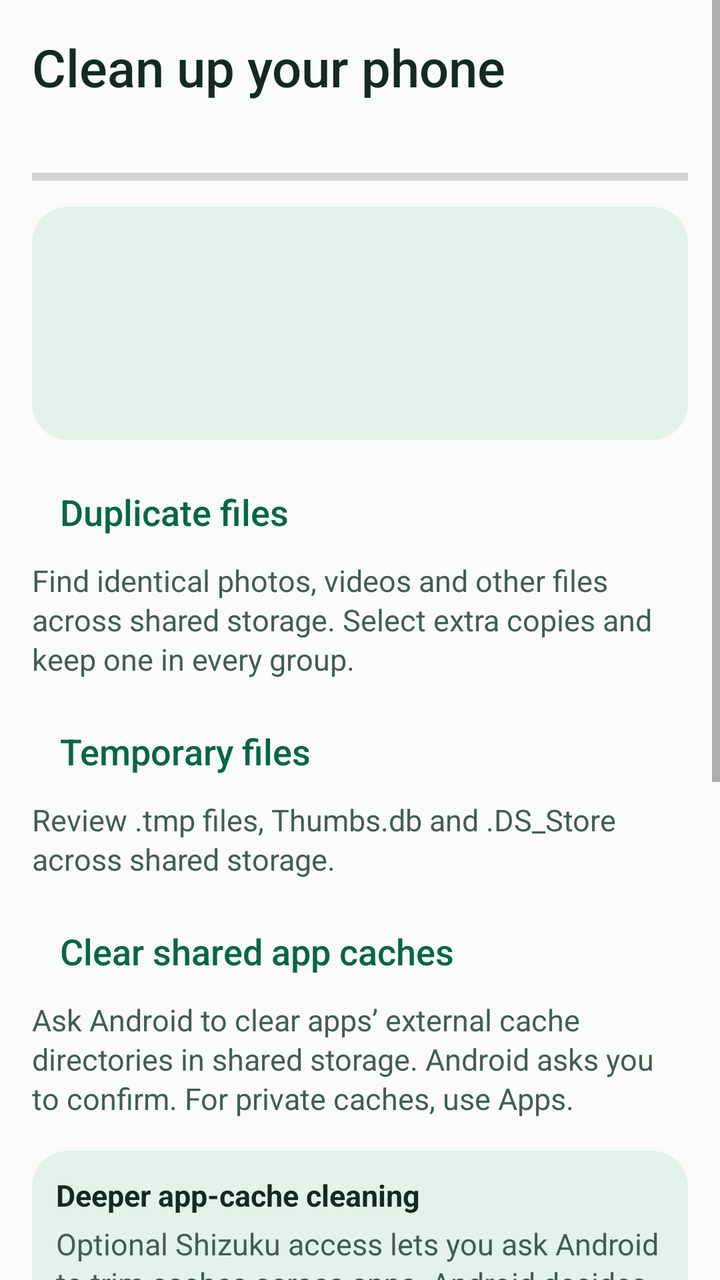
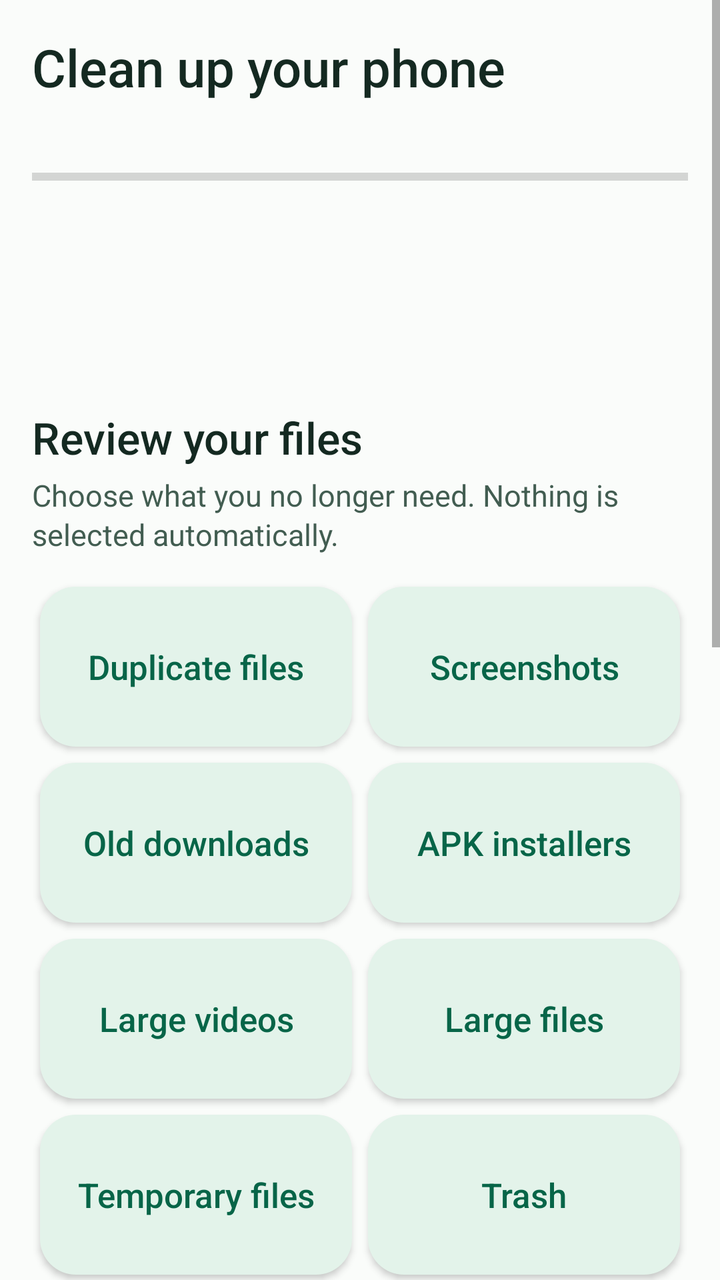

An Android layout rendered at two revisions. The XML below is the earlier revision; the diff shows what the commit changed to produce the second picture.
<!-- AndroidManifest.xml: application theme AppTheme -->
<!-- res/layout/page_storage.xml -->
<ScrollView xmlns:android="http://schemas.android.com/apk/res/android"
    android:layout_width="match_parent" android:layout_height="match_parent">
    <LinearLayout android:layout_width="match_parent" android:layout_height="wrap_content"
        android:orientation="vertical" android:padding="16dp">
        <TextView style="@style/PageTitle" android:text="@string/storage_title" android:textSize="26sp" />
        <TextView android:id="@+id/storage_size" style="@style/BodyText" android:layout_marginTop="6dp" />
        <ProgressBar android:id="@+id/storage_progress" style="?android:attr/progressBarStyleHorizontal"
            android:layout_width="match_parent" android:layout_height="6dp" android:layout_marginTop="8dp" android:max="1000" />
        <LinearLayout android:layout_width="match_parent" android:layout_height="wrap_content"
            android:orientation="vertical" android:padding="12dp" android:layout_marginTop="12dp"
            android:background="@drawable/folder_panel">
            <TextView android:id="@+id/access_status" style="@style/BodyText" android:textColor="@color/ink" android:textStyle="bold" />
            <TextView android:id="@+id/access_description" style="@style/BodyText" android:layout_marginTop="4dp" />
            <Button android:id="@+id/manage_access" style="@style/TextButton" android:layout_width="match_parent"
                android:layout_height="wrap_content" android:gravity="start|center_vertical" />
        </LinearLayout>
        <Button android:id="@+id/duplicates" style="@style/ToolButton" android:text="@string/duplicates" />
        <TextView style="@style/BodyText" android:text="@string/duplicates_description" />
        <Button android:id="@+id/junk" style="@style/ToolButton" android:text="@string/junk" />
        <TextView style="@style/BodyText" android:text="@string/junk_description" />
        <Button android:id="@+id/shared_cache" style="@style/ToolButton" android:text="@string/clear_shared_cache" />
        <TextView android:id="@+id/shared_cache_description" style="@style/BodyText" android:text="@string/shared_cache_description" />
        <LinearLayout android:layout_width="match_parent" android:layout_height="wrap_content"
            android:orientation="vertical" android:padding="12dp" android:layout_marginTop="16dp"
            android:background="@drawable/folder_panel">
            <TextView style="@style/BodyText" android:text="@string/deep_cache_title" android:textStyle="bold" android:textColor="@color/ink" />
            <TextView style="@style/BodyText" android:text="@string/deep_cache_body" android:layout_marginTop="4dp" />
            <TextView android:id="@+id/deep_status" style="@style/BodyText" android:layout_marginTop="8dp" android:accessibilityLiveRegion="polite" />
            <Button android:id="@+id/deep_connect" style="@style/TextButton" android:layout_width="match_parent" android:layout_height="wrap_content" />
            <Button android:id="@+id/deep_clean" style="@style/TextButton" android:layout_width="match_parent" android:layout_height="wrap_content" android:text="@string/deep_cache_action" />
            <Button android:id="@+id/deep_guide" style="@style/TextButton" android:layout_width="match_parent" android:layout_height="wrap_content" android:text="@string/deep_setup_guide" />
            <TextView android:id="@+id/deep_result" style="@style/BodyText" android:layout_marginTop="8dp" android:visibility="gone" />
        </LinearLayout>
        <Button android:id="@+id/large" style="@style/ToolButton" android:text="@string/large" />
        <TextView style="@style/BodyText" android:text="@string/large_description" />
        <TextView style="@style/BodyText" android:layout_marginTop="16dp" android:text="@string/storage_scope" />
    </LinearLayout>
</ScrollView>
<!-- resources referenced by this layout -->
<resources>
  <color name="ink">#142921</color>
  <!-- drawable folder_panel (drawable) -->
  <shape xmlns:android="http://schemas.android.com/apk/res/android">
      <solid android:color="@color/panel" />
      <corners android:radius="18dp" />
  </shape>
  <string name="clear_shared_cache">Clear shared app caches</string>
  <string name="deep_cache_action">Trim app caches with Shizuku</string>
  <string name="deep_cache_body">Optional Shizuku access lets you ask Android to trim caches across apps. Android decides which caches it can remove.</string>
  <string name="deep_cache_title">Deeper app-cache cleaning</string>
  <string name="deep_setup_guide">Shizuku setup guide</string>
  <string name="duplicates">Duplicate files</string>
  <string name="duplicates_description">Find identical photos, videos and other files across shared storage. Select extra copies and keep one in every group.</string>
  <string name="junk">Temporary files</string>
  <string name="junk_description">Review .tmp files, Thumbs.db and .DS_Store across shared storage.</string>
  <string name="large">Large files</string>
  <string name="large_description">Find files of 100 MiB or more and choose what to remove.</string>
  <string name="shared_cache_description">Ask Android to clear apps’ external cache directories in shared storage. Android asks you to confirm. For private caches, use Apps.</string>
  <string name="storage_scope">Scan shared internal storage and accessible SD cards. Android protects app-private data and system files.</string>
  <string name="storage_title">Clean up your phone</string>
  <style name="BodyText">
          <item name="android:layout_width">match_parent</item>
          <item name="android:layout_height">wrap_content</item>
          <item name="android:textSize">15sp</item>
          <item name="android:textColor">@color/body</item>
          <item name="android:lineSpacingExtra">2dp</item>
      </style>
  <style name="PageTitle">
          <item name="android:layout_width">match_parent</item>
          <item name="android:layout_height">wrap_content</item>
          <item name="android:textSize">30sp</item>
          <item name="android:textColor">@color/ink</item>
          <item name="android:fontFamily">sans-serif-medium</item>
      </style>
  <style name="TextButton" parent="@android:style/Widget.Material.Button.Borderless">
          <item name="android:textAllCaps">false</item>
          <item name="android:textColor">@color/accent</item>
          <item name="android:minHeight">48dp</item>
      </style>
  <style name="AppTheme" parent="@style/DayThemeBase" />
  <color name="panel">#E3F3EA</color>
  <color name="body">#425D51</color>
  <color name="accent">#076548</color>
  <style name="DayThemeBase" parent="@android:style/Theme.Material.Light.NoActionBar">
          <item name="android:colorAccent">@color/accent</item>
          <item name="android:windowBackground">@color/surface</item>
          <item name="android:statusBarColor">@color/surface</item>
          <item name="android:windowLightStatusBar">true</item>
      </style>
  <color name="surface">#FAFCFA</color>
  <!-- unchanged entries left out for length: 1 -->
</resources>

<!-- the commit's change to res/layout/page_storage.xml (unified diff, before → after) -->
@@ -6,18 +6,25 @@
         <TextView android:id="@+id/storage_size" style="@style/BodyText" android:layout_marginTop="6dp" />
         <ProgressBar android:id="@+id/storage_progress" style="?android:attr/progressBarStyleHorizontal"
             android:layout_width="match_parent" android:layout_height="6dp" android:layout_marginTop="8dp" android:max="1000" />
-        <LinearLayout android:layout_width="match_parent" android:layout_height="wrap_content"
-            android:orientation="vertical" android:padding="12dp" android:layout_marginTop="12dp"
-            android:background="@drawable/folder_panel">
-            <TextView android:id="@+id/access_status" style="@style/BodyText" android:textColor="@color/ink" android:textStyle="bold" />
-            <TextView android:id="@+id/access_description" style="@style/BodyText" android:layout_marginTop="4dp" />
-            <Button android:id="@+id/manage_access" style="@style/TextButton" android:layout_width="match_parent"
-                android:layout_height="wrap_content" android:gravity="start|center_vertical" />
-        </LinearLayout>
-        <Button android:id="@+id/duplicates" style="@style/ToolButton" android:text="@string/duplicates" />
-        <TextView style="@style/BodyText" android:text="@string/duplicates_description" />
-        <Button android:id="@+id/junk" style="@style/ToolButton" android:text="@string/junk" />
-        <TextView style="@style/BodyText" android:text="@string/junk_description" />
+        <TextView android:id="@+id/access_status" style="@style/BodyText" android:layout_marginTop="12dp" android:textColor="@color/accent" android:textStyle="bold" />
+        <TextView android:id="@+id/access_description" style="@style/BodyText" android:layout_marginTop="4dp" />
+        <Button android:id="@+id/manage_access" style="@style/TextButton" android:layout_width="wrap_content"
+            android:layout_height="wrap_content" android:gravity="start|center_vertical" />
+        <TextView style="@style/PageTitle" android:text="@string/review_files_title" android:textSize="22sp" android:layout_marginTop="8dp" />
+        <TextView style="@style/BodyText" android:text="@string/review_files_hint" android:layout_marginTop="4dp" />
+        <GridLayout android:layout_width="match_parent" android:layout_height="wrap_content" android:columnCount="2" android:layout_marginTop="12dp">
+            <Button android:id="@+id/duplicates" style="@style/ScanCard" android:text="@string/duplicates" />
+            <Button android:id="@+id/screenshots" style="@style/ScanCard" android:text="@string/screenshots" />
+            <Button android:id="@+id/old_downloads" style="@style/ScanCard" android:text="@string/old_downloads" />
+            <Button android:id="@+id/apk_installers" style="@style/ScanCard" android:text="@string/apk_installers" />
+            <Button android:id="@+id/large_videos" style="@style/ScanCard" android:text="@string/large_videos" />
+            <Button android:id="@+id/large" style="@style/ScanCard" android:text="@string/large" />
+            <Button android:id="@+id/junk" style="@style/ScanCard" android:text="@string/junk" />
+            <Button android:id="@+id/trash" style="@style/ScanCard" android:text="@string/trash_title" />
+        </GridLayout>
+        <Button android:id="@+id/download_age" style="@style/TextButton" android:layout_width="wrap_content" android:layout_height="wrap_content" />
+        <TextView android:id="@+id/download_age_description" style="@style/BodyText" />
+        <Button android:id="@+id/protected_folders" style="@style/TextButton" android:layout_width="match_parent" android:layout_height="wrap_content" android:gravity="start|center_vertical" android:text="@string/protected_folders" />
         <Button android:id="@+id/shared_cache" style="@style/ToolButton" android:text="@string/clear_shared_cache" />
         <TextView android:id="@+id/shared_cache_description" style="@style/BodyText" android:text="@string/shared_cache_description" />
         <LinearLayout android:layout_width="match_parent" android:layout_height="wrap_content"
@@ -31,8 +38,6 @@
             <Button android:id="@+id/deep_guide" style="@style/TextButton" android:layout_width="match_parent" android:layout_height="wrap_content" android:text="@string/deep_setup_guide" />
             <TextView android:id="@+id/deep_result" style="@style/BodyText" android:layout_marginTop="8dp" android:visibility="gone" />
         </LinearLayout>
-        <Button android:id="@+id/large" style="@style/ToolButton" android:text="@string/large" />
-        <TextView style="@style/BodyText" android:text="@string/large_description" />
         <TextView style="@style/BodyText" android:layout_marginTop="16dp" android:text="@string/storage_scope" />
     </LinearLayout>
 </ScrollView>
<!-- resource entries referenced after the edit -->
@@ -6,20 +6,25 @@
       <solid android:color="@color/panel" />
       <corners android:radius="18dp" />
   </shape>
+  <string name="apk_installers">APK installers</string>
   <string name="clear_shared_cache">Clear shared app caches</string>
   <string name="deep_cache_action">Trim app caches with Shizuku</string>
   <string name="deep_cache_body">Optional Shizuku access lets you ask Android to trim caches across apps. Android decides which caches it can remove.</string>
   <string name="deep_cache_title">Deeper app-cache cleaning</string>
   <string name="deep_setup_guide">Shizuku setup guide</string>
   <string name="duplicates">Duplicate files</string>
-  <string name="duplicates_description">Find identical photos, videos and other files across shared storage. Select extra copies and keep one in every group.</string>
   <string name="junk">Temporary files</string>
-  <string name="junk_description">Review .tmp files, Thumbs.db and .DS_Store across shared storage.</string>
   <string name="large">Large files</string>
-  <string name="large_description">Find files of 100 MiB or more and choose what to remove.</string>
+  <string name="large_videos">Large videos</string>
+  <string name="old_downloads">Old downloads</string>
+  <string name="protected_folders">Protected folders</string>
+  <string name="review_files_hint">Choose what you no longer need. Nothing is selected automatically.</string>
+  <string name="review_files_title">Review your files</string>
+  <string name="screenshots">Screenshots</string>
   <string name="shared_cache_description">Ask Android to clear apps’ external cache directories in shared storage. Android asks you to confirm. For private caches, use Apps.</string>
   <string name="storage_scope">Scan shared internal storage and accessible SD cards. Android protects app-private data and system files.</string>
   <string name="storage_title">Clean up your phone</string>
+  <string name="trash_title">Trash</string>
   <style name="BodyText">
           <item name="android:layout_width">match_parent</item>
           <item name="android:layout_height">wrap_content</item>
@@ -32,6 +37,19 @@
           <item name="android:layout_height">wrap_content</item>
           <item name="android:textSize">30sp</item>
           <item name="android:textColor">@color/ink</item>
+          <item name="android:fontFamily">sans-serif-medium</item>
+      </style>
+  <style name="ScanCard" parent="@android:style/Widget.Material.Button">
+          <item name="android:layout_width">0dp</item>
+          <item name="android:layout_height">wrap_content</item>
+          <item name="android:minHeight">80dp</item>
+          <item name="android:layout_columnWeight">1</item>
+          <item name="android:layout_margin">4dp</item>
+          <item name="android:background">@drawable/folder_panel</item>
+          <item name="android:textColor">@color/accent</item>
+          <item name="android:textSize">17sp</item>
+          <item name="android:textAllCaps">false</item>
+          <item name="android:padding">12dp</item>
           <item name="android:fontFamily">sans-serif-medium</item>
       </style>
   <style name="TextButton" parent="@android:style/Widget.Material.Button.Borderless">
